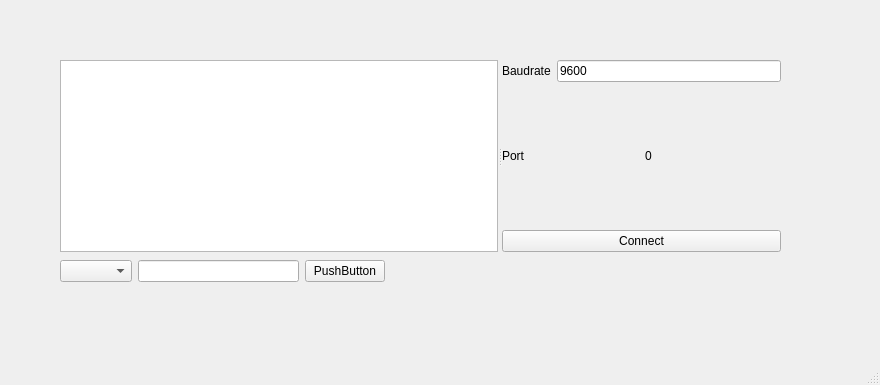
Dominare/Stab_Project, file scripts/untitled.ui: the form before one commit.
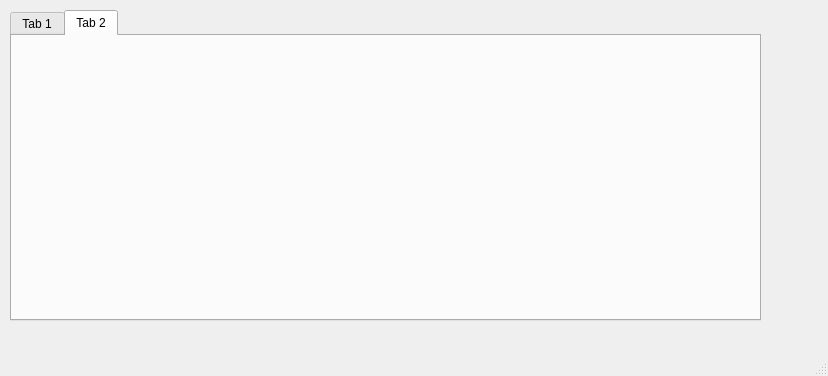
The form after the commit. The open tabs and pages were chosen to show the change.

The edit to the form file:
```diff
--- a/scripts/untitled.ui
+++ b/scripts/untitled.ui
@@ -6,19 +6,35 @@
    <rect>
     <x>0</x>
     <y>0</y>
-    <width>880</width>
-    <height>385</height>
+    <width>828</width>
+    <height>376</height>
    </rect>
   </property>
   <property name="windowTitle">
    <string>MainWindow</string>
   </property>
   <widget class="QWidget" name="centralwidget">
+   <widget class="QTabWidget" name="tabWidget">
+    <property name="geometry">
+     <rect>
+      <x>10</x>
+      <y>10</y>
+      <width>751</width>
+      <height>311</height>
+     </rect>
+    </property>
+    <property name="currentIndex">
+     <number>0</number>
+    </property>
+    <widget class="QWidget" name="tab">
+     <attribute name="title">
+      <string>Tab 1</string>
+     </attribute>
    <widget class="QSplitter" name="splitter">
     <property name="geometry">
      <rect>
-      <x>60</x>
-      <y>60</y>
+        <x>10</x>
+        <y>20</y>
       <width>721</width>
       <height>192</height>
      </rect>
@@ -78,8 +94,8 @@
    <widget class="QWidget" name="">
     <property name="geometry">
      <rect>
-      <x>60</x>
-      <y>260</y>
+        <x>20</x>
+        <y>220</y>
       <width>325</width>
       <height>27</height>
      </rect>
@@ -104,6 +120,23 @@
     </layout>
    </widget>
   </widget>
+    <widget class="QWidget" name="tab_2">
+     <attribute name="title">
+      <string>Tab 2</string>
+     </attribute>
+     <widget class="QWidget" name="canva_widget" native="true">
+      <property name="geometry">
+       <rect>
+        <x>20</x>
+        <y>20</y>
+        <width>691</width>
+        <height>231</height>
+       </rect>
+      </property>
+     </widget>
+    </widget>
+   </widget>
+  </widget>
   <widget class="QMenuBar" name="menubar">
    <property name="geometry">
     <rect>
```
Left out of the diff: 2 changed lines with no effect on the pictures. Lines whose indentation alone changed are shown as unchanged.
